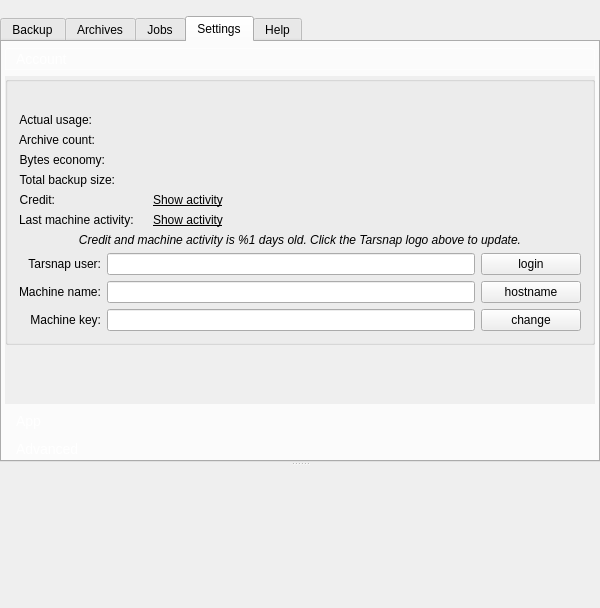
Above: forms/mainwindow.ui from Tarsnap/tarsnap-gui before the change. Below: the same form after it.
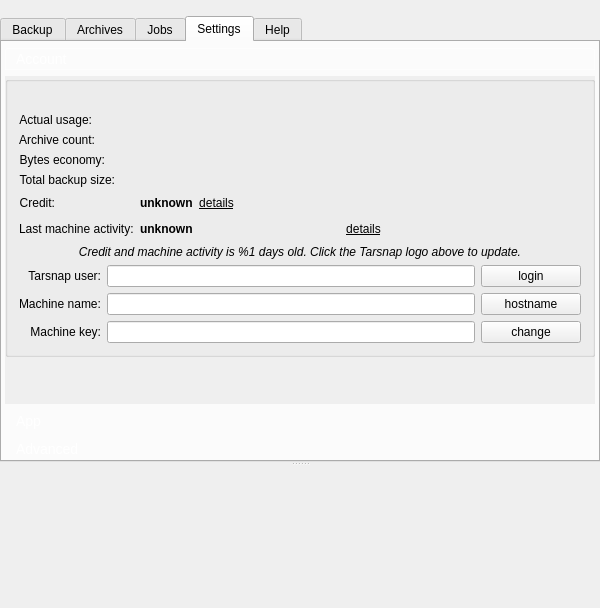
That is the form after the change. The open tabs and pages were chosen to show the change. Icons and pictures are not drawn. Custom widgets are drawn as their Qt base class.

Commit message: Assorted adjustments for the Settings page.

```diff
--- a/forms/mainwindow.ui
+++ b/forms/mainwindow.ui
@@ -996,6 +996,9 @@
                     <property name="fieldGrowthPolicy">
                      <enum>QFormLayout::ExpandingFieldsGrow</enum>
                     </property>
+                    <property name="formAlignment">
+                     <set>Qt::AlignLeading|Qt::AlignLeft|Qt::AlignTop</set>
+                    </property>
                     <item row="0" column="0">
                      <widget class="QLabel" name="label_4">
                       <property name="toolTip">
@@ -1139,6 +1142,12 @@
                      <layout class="QHBoxLayout" name="horizontalLayout_10">
                       <item>
                        <widget class="TextLabel" name="machineActivityLabel">
+                        <property name="sizePolicy">
+                         <sizepolicy hsizetype="Expanding" vsizetype="Preferred">
+                          <horstretch>0</horstretch>
+                          <verstretch>0</verstretch>
+                         </sizepolicy>
+                        </property>
                         <property name="font">
                          <font>
                           <weight>75</weight>
@@ -1149,7 +1158,10 @@
                          <string>This info is updated on demand. Press the big Tarsnap button above to update.</string>
                         </property>
                         <property name="text">
-                         <string/>
+                         <string>unknown</string>
+                        </property>
+                        <property name="wordWrap">
+                         <bool>true</bool>
                         </property>
                         <property name="textInteractionFlags">
                          <set>Qt::LinksAccessibleByMouse|Qt::TextSelectableByMouse</set>
@@ -1178,10 +1190,23 @@
 }</string>
                         </property>
                         <property name="text">
-                         <string>Show activity</string>
+                         <string>details</string>
                         </property>
                        </widget>
                       </item>
+                      <item>
+                       <spacer name="horizontalSpacer_3">
+                        <property name="orientation">
+                         <enum>Qt::Horizontal</enum>
+                        </property>
+                        <property name="sizeHint" stdset="0">
+                         <size>
+                          <width>40</width>
+                          <height>20</height>
+                         </size>
+                        </property>
+                       </spacer>
+                      </item>
                      </layout>
                     </item>
                     <item row="4" column="1">
@@ -1198,7 +1223,7 @@
                          <string>This info is updated on demand. Press the big Tarsnap button above to update.</string>
                         </property>
                         <property name="text">
-                         <string/>
+                         <string>unknown</string>
                         </property>
                         <property name="textInteractionFlags">
                          <set>Qt::LinksAccessibleByMouse|Qt::TextSelectableByMouse</set>
@@ -1224,10 +1249,23 @@
 }</string>
                         </property>
                         <property name="text">
-                         <string>Show activity</string>
+                         <string>details</string>
                         </property>
                        </widget>
                       </item>
+                      <item>
+                       <spacer name="horizontalSpacer_2">
+                        <property name="orientation">
+                         <enum>Qt::Horizontal</enum>
+                        </property>
+                        <property name="sizeHint" stdset="0">
+                         <size>
+                          <width>40</width>
+                          <height>20</height>
+                         </size>
+                        </property>
+                       </spacer>
+                      </item>
                      </layout>
                     </item>
                    </layout>
```
The commit also changes 1 other file.
